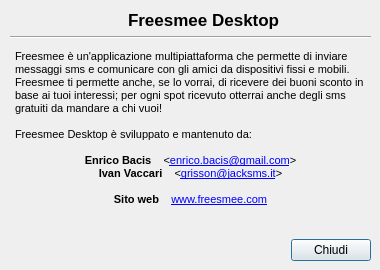
Old version of the form aboutdialog.ui in the repository freesmee/freesmee-desktop.
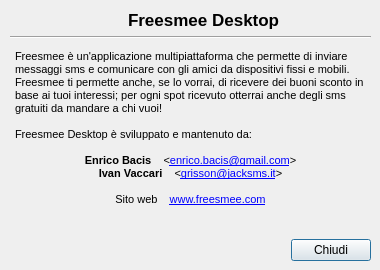
New version of the form. Icons and pictures are not drawn.

Commit message: Freesmee 0.6-b1

```diff
--- a/aboutdialog.ui
+++ b/aboutdialog.ui
@@ -135,15 +135,24 @@
        <string>&lt;!DOCTYPE HTML PUBLIC &quot;-//W3C//DTD HTML 4.0//EN&quot; &quot;http://www.w3.org/TR/REC-html40/strict.dtd&quot;&gt;
 &lt;html&gt;&lt;head&gt;&lt;meta name=&quot;qrichtext&quot; content=&quot;1&quot; /&gt;&lt;style type=&quot;text/css&quot;&gt;
 p, li { white-space: pre-wrap; }
-&lt;/style&gt;&lt;/head&gt;&lt;body style=&quot; font-family:'Sans'; font-size:9pt; font-weight:400; font-style:normal;&quot;&gt;
-&lt;p style=&quot; margin-top:0px; margin-bottom:0px; margin-left:0px; margin-right:0px; -qt-block-indent:0; text-indent:0px;&quot;&gt;&lt;span style=&quot; font-family:'MS Shell Dlg 2'; font-size:8pt;&quot;&gt;Freesmee è un'applicazione multipiattaforma che permette di inviare messaggi sms e comunicare con gli amici da dispositivi fissi e mobili. Freesmee ti permette anche, se lo vorrai, di ricevere dei buoni sconto in base ai tuoi interessi; per ogni spot ricevuto otterrai anche degli sms gratuiti da mandare a chi vuoi!&lt;/span&gt;&lt;/p&gt;
-&lt;p style=&quot;-qt-paragraph-type:empty; margin-top:0px; margin-bottom:0px; margin-left:0px; margin-right:0px; -qt-block-indent:0; text-indent:0px; font-family:'MS Shell Dlg 2'; font-size:8pt;&quot;&gt;&lt;/p&gt;
-&lt;p style=&quot; margin-top:0px; margin-bottom:0px; margin-left:0px; margin-right:0px; -qt-block-indent:0; text-indent:0px;&quot;&gt;&lt;span style=&quot; font-family:'MS Shell Dlg 2'; font-size:8pt;&quot;&gt;Freesmee Desktop è sviluppato e mantenuto da:&lt;/span&gt;&lt;/p&gt;
-&lt;p style=&quot;-qt-paragraph-type:empty; margin-top:0px; margin-bottom:0px; margin-left:0px; margin-right:0px; -qt-block-indent:0; text-indent:0px; font-family:'MS Shell Dlg 2'; font-size:8pt;&quot;&gt;&lt;/p&gt;
-&lt;p align=&quot;center&quot; style=&quot; margin-top:0px; margin-bottom:0px; margin-left:0px; margin-right:0px; -qt-block-indent:0; text-indent:0px;&quot;&gt;&lt;span style=&quot; font-family:'MS Shell Dlg 2'; font-size:8pt; font-weight:600;&quot;&gt;Enrico Bacis    &lt;/span&gt;&lt;span style=&quot; font-family:'MS Shell Dlg 2'; font-size:8pt;&quot;&gt;&amp;lt;&lt;/span&gt;&lt;a href=&quot;mailto:enrico.bacis@gmail.com&quot;&gt;&lt;span style=&quot; font-family:'MS Shell Dlg 2'; font-size:8pt; text-decoration: underline; color:#0000ff;&quot;&gt;enrico.bacis@gmail.com&lt;/span&gt;&lt;/a&gt;&lt;span style=&quot; font-family:'MS Shell Dlg 2'; font-size:8pt;&quot;&gt;&amp;gt;&lt;/span&gt;&lt;/p&gt;
-&lt;p align=&quot;center&quot; style=&quot; margin-top:0px; margin-bottom:0px; margin-left:0px; margin-right:0px; -qt-block-indent:0; text-indent:0px;&quot;&gt;&lt;span style=&quot; font-family:'MS Shell Dlg 2'; font-size:8pt; font-weight:600;&quot;&gt;Ivan Vaccari    &lt;/span&gt;&lt;span style=&quot; font-family:'MS Shell Dlg 2'; font-size:8pt;&quot;&gt;&amp;lt;&lt;/span&gt;&lt;a href=&quot;mailto:grisson@jacksms.it&quot;&gt;&lt;span style=&quot; font-family:'MS Shell Dlg 2'; font-size:8pt; text-decoration: underline; color:#0000ff;&quot;&gt;grisson@jacksms.it&lt;/span&gt;&lt;/a&gt;&lt;span style=&quot; font-family:'MS Shell Dlg 2'; font-size:8pt;&quot;&gt;&amp;gt;&lt;/span&gt;&lt;/p&gt;
-&lt;p align=&quot;center&quot; style=&quot;-qt-paragraph-type:empty; margin-top:0px; margin-bottom:0px; margin-left:0px; margin-right:0px; -qt-block-indent:0; text-indent:0px; font-family:'MS Shell Dlg 2'; font-size:8pt;&quot;&gt;&lt;/p&gt;
-&lt;p align=&quot;center&quot; style=&quot; margin-top:0px; margin-bottom:0px; margin-left:0px; margin-right:0px; -qt-block-indent:0; text-indent:0px;&quot;&gt;&lt;span style=&quot; font-family:'MS Shell Dlg 2'; font-size:8pt; font-weight:600;&quot;&gt;Sito web    &lt;/span&gt;&lt;a href=&quot;www.freesmee.com&quot;&gt;&lt;span style=&quot; font-family:'MS Shell Dlg 2'; font-size:8pt; text-decoration: underline; color:#0000ff;&quot;&gt;www.freesmee.com&lt;/span&gt;&lt;/a&gt;&lt;/p&gt;&lt;/body&gt;&lt;/html&gt;</string>
+&lt;/style&gt;&lt;/head&gt;&lt;body style=&quot; font-family:'MS Shell Dlg 2'; font-size:8.25pt; font-weight:400; font-style:normal;&quot;&gt;
+&lt;p style=&quot; margin-top:0px; margin-bottom:0px; margin-left:0px; margin-right:0px; -qt-block-indent:0; text-indent:0px;&quot;&gt;&lt;span style=&quot; font-size:8pt;&quot;&gt;Freesmee è un'applicazione multipiattaforma che permette di inviare messaggi sms e comunicare con gli amici da dispositivi fissi e mobili. Freesmee ti permette anche, se lo vorrai, di ricevere dei buoni sconto in base ai tuoi interessi; per ogni spot ricevuto otterrai anche degli sms gratuiti da mandare a chi vuoi!&lt;/span&gt;&lt;/p&gt;
+&lt;p style=&quot;-qt-paragraph-type:empty; margin-top:0px; margin-bottom:0px; margin-left:0px; margin-right:0px; -qt-block-indent:0; text-indent:0px; font-size:8pt;&quot;&gt;&lt;/p&gt;
+&lt;p style=&quot; margin-top:0px; margin-bottom:0px; margin-left:0px; margin-right:0px; -qt-block-indent:0; text-indent:0px;&quot;&gt;&lt;span style=&quot; font-size:8pt;&quot;&gt;Freesmee Desktop è sviluppato e mantenuto da:&lt;/span&gt;&lt;/p&gt;
+&lt;p style=&quot;-qt-paragraph-type:empty; margin-top:0px; margin-bottom:0px; margin-left:0px; margin-right:0px; -qt-block-indent:0; text-indent:0px; font-size:8pt;&quot;&gt;&lt;/p&gt;
+&lt;p align=&quot;center&quot; style=&quot; margin-top:0px; margin-bottom:0px; margin-left:0px; margin-right:0px; -qt-block-indent:0; text-indent:0px;&quot;&gt;&lt;span style=&quot; font-size:8pt; font-weight:600;&quot;&gt;Enrico Bacis    &lt;/span&gt;&lt;span style=&quot; font-size:8pt;&quot;&gt;&amp;lt;&lt;/span&gt;&lt;a href=&quot;mailto:enrico.bacis@gmail.com&quot;&gt;&lt;span style=&quot; font-size:8pt; text-decoration: underline; color:#0000ff;&quot;&gt;enrico.bacis@gmail.com&lt;/span&gt;&lt;/a&gt;&lt;span style=&quot; font-size:8pt;&quot;&gt;&amp;gt;&lt;/span&gt;&lt;/p&gt;
+&lt;p align=&quot;center&quot; style=&quot; margin-top:0px; margin-bottom:0px; margin-left:0px; margin-right:0px; -qt-block-indent:0; text-indent:0px;&quot;&gt;&lt;span style=&quot; font-size:8pt; font-weight:600;&quot;&gt;Ivan Vaccari    &lt;/span&gt;&lt;span style=&quot; font-size:8pt;&quot;&gt;&amp;lt;&lt;/span&gt;&lt;a href=&quot;mailto:grisson@jacksms.it&quot;&gt;&lt;span style=&quot; font-size:8pt; text-decoration: underline; color:#0000ff;&quot;&gt;grisson@jacksms.it&lt;/span&gt;&lt;/a&gt;&lt;span style=&quot; font-size:8pt;&quot;&gt;&amp;gt;&lt;/span&gt;&lt;/p&gt;
+&lt;p align=&quot;center&quot; style=&quot;-qt-paragraph-type:empty; margin-top:0px; margin-bottom:0px; margin-left:0px; margin-right:0px; -qt-block-indent:0; text-indent:0px; font-size:8pt;&quot;&gt;&lt;/p&gt;
+&lt;p align=&quot;center&quot; style=&quot; margin-top:0px; margin-bottom:0px; margin-left:0px; margin-right:0px; -qt-block-indent:0; text-indent:0px;&quot;&gt;&lt;span style=&quot; font-size:8pt;&quot;&gt;Sito web &lt;/span&gt;&lt;span style=&quot; font-size:8pt; font-weight:600;&quot;&gt;   &lt;/span&gt;&lt;a href=&quot;http://www.freesmee.com&quot;&gt;&lt;span style=&quot; font-size:8pt; text-decoration: underline; color:#0000ff;&quot;&gt;www.freesmee.com&lt;/span&gt;&lt;/a&gt;&lt;/p&gt;&lt;/body&gt;&lt;/html&gt;</string>
+      </property>
+      <property name="textInteractionFlags">
+       <set>Qt::LinksAccessibleByKeyboard|Qt::LinksAccessibleByMouse</set>
+      </property>
+      <property name="openExternalLinks">
+       <bool>true</bool>
+      </property>
+      <property name="openLinks">
+       <bool>true</bool>
       </property>
      </widget>
     </item>
```
Left out of the diff: 4 changed lines with no effect on the pictures. The commit also changes 118 other files.
